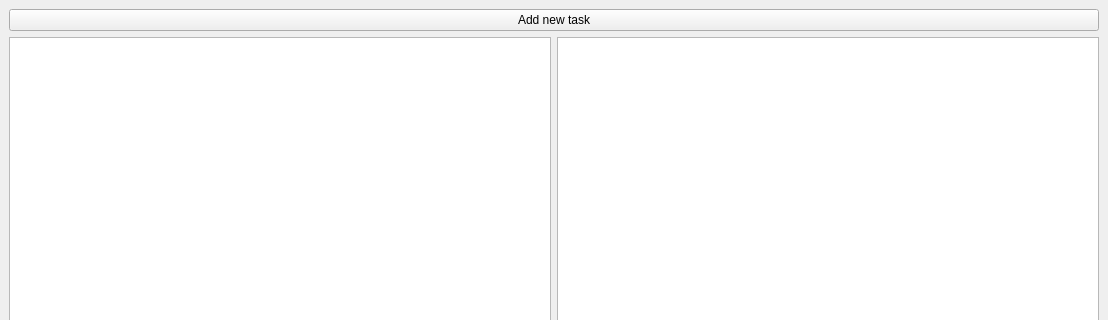
The window that design.ui (Vruchtel/images_binarisation_app) describes before a commit, drawn with Qt 5; both pictures show x 0 to 1108 and y 0 to 320 of the 1108 by 521 pixel window.
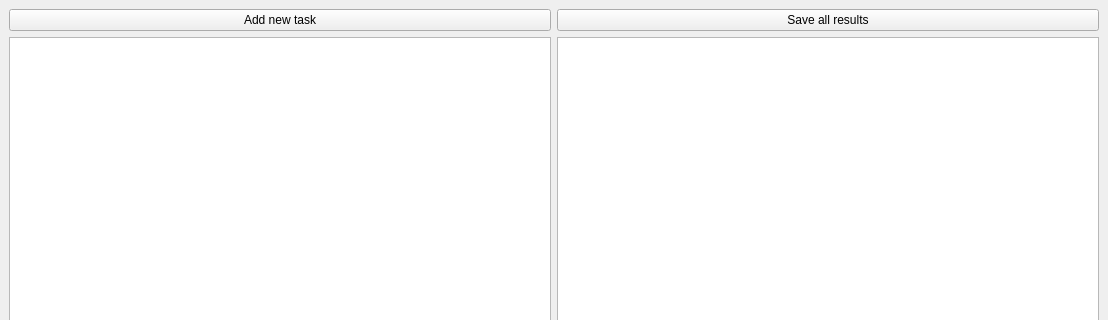
The same window after the commit.

Commit message: Add saving results button and fix showing images size

Diff of the .ui file:
```diff
--- a/design.ui
+++ b/design.ui
@@ -16,11 +16,22 @@
   <widget class="QWidget" name="centralwidget">
    <layout class="QVBoxLayout" name="verticalLayout">
     <item>
+     <layout class="QHBoxLayout" name="horizontalLayout_2">
+      <item>
      <widget class="QPushButton" name="addTaskButton">
       <property name="text">
        <string>Add new task</string>
       </property>
      </widget>
+      </item>
+      <item>
+       <widget class="QPushButton" name="saveAllResultsButton">
+        <property name="text">
+         <string>Save all results</string>
+        </property>
+       </widget>
+      </item>
+     </layout>
     </item>
     <item>
      <layout class="QHBoxLayout" name="horizontalLayout">
```
Left out of the diff: 2 changed lines with no effect on the pictures. Lines whose indentation alone changed are shown as unchanged. The commit also changes 29 other files.
